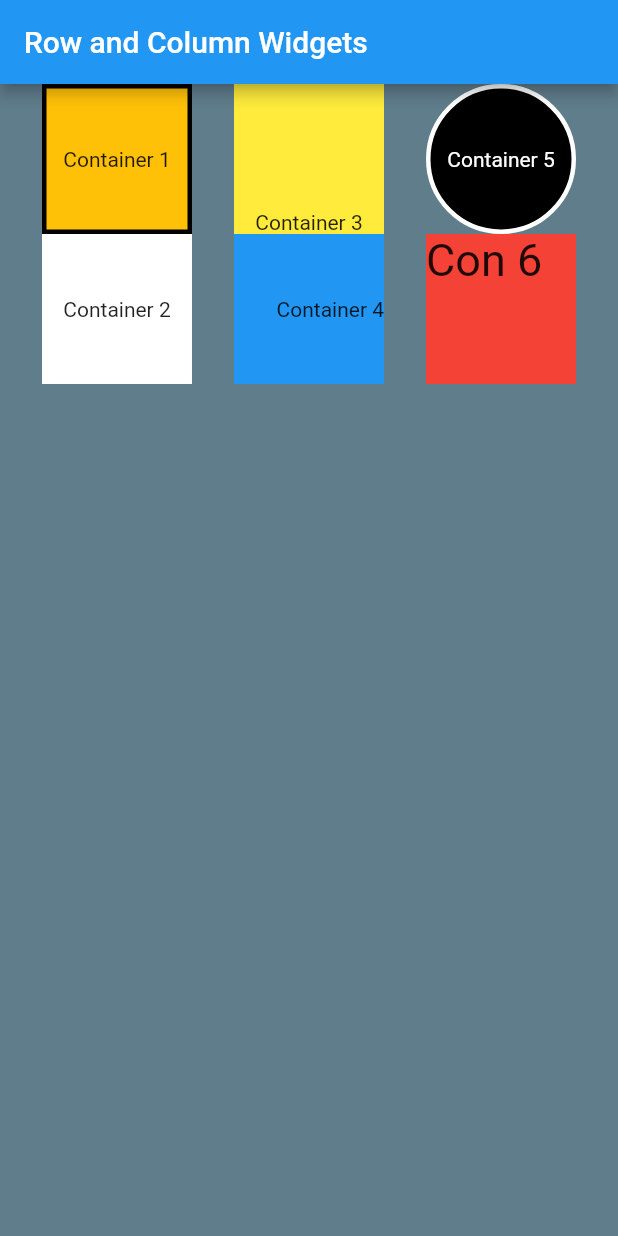
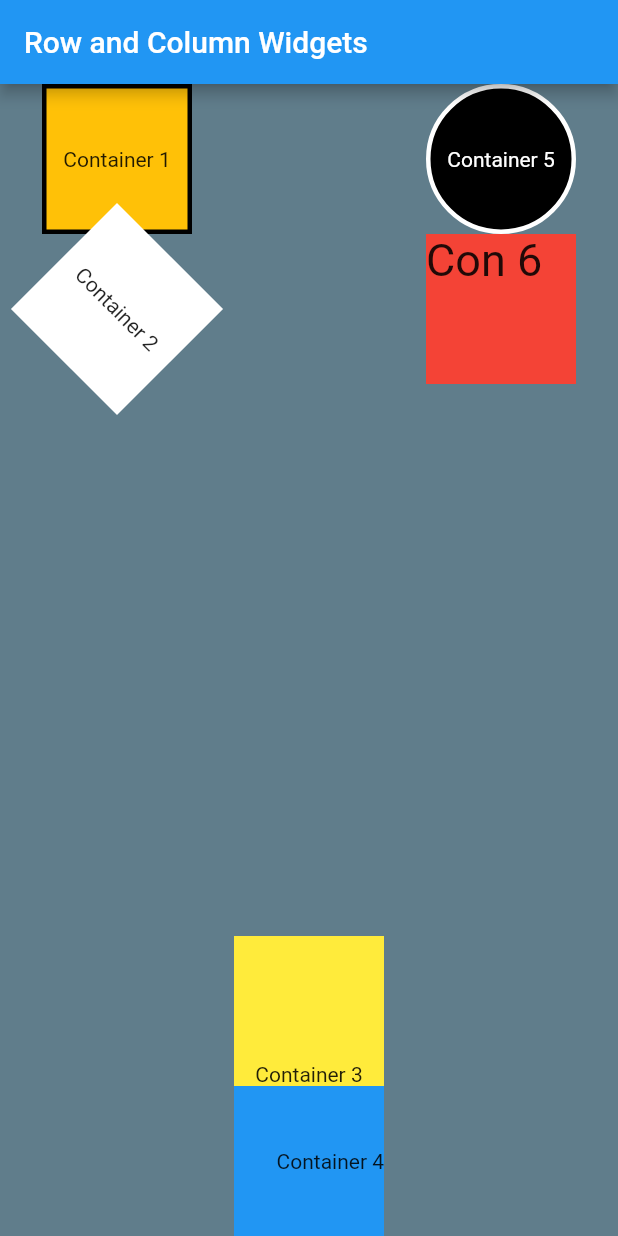
Before and after one commit to CFhub/FlutterApp01_ClarisseFourie, a Flutter app: the screen it shows after launch, on a phone screen of 412 x 824 dp. Run offline on Flutter 3.47's test engine with Material 2 defaults, Android fonts, the phone set to English and light mode, and no system bars.

Commit message:
Adjusted 1st column

```diff
--- a/lib/main.dart
+++ b/lib/main.dart
@@ -1,4 +1,5 @@
 import 'package:flutter/material.dart';
+import 'dart:math';
 
 void main() => runApp(MyApp());
 
@@ -35,7 +36,9 @@ class MyApp extends StatelessWidget {
                     ),
                   ),
                 ),
-                Container(
+                Transform.rotate(
+                  angle: pi / 4,
+                  child: Container(
                     height: 100,
                     width: 100,
                     decoration: BoxDecoration(
@@ -47,11 +50,18 @@ class MyApp extends StatelessWidget {
                         textAlign: TextAlign.center,
                       ),
                     ),
-                )
+                  ),
+                ),
               ],
             ),
             Column(
               children: [
+                Expanded(
+                  flex: 2,
+                  child: Padding(
+                    padding: const EdgeInsets.all(10),
+                  ),
+                ),
                 Container(
                   height: 100,
                   width: 100,
```
Lines whose indentation alone changed are shown as unchanged.
